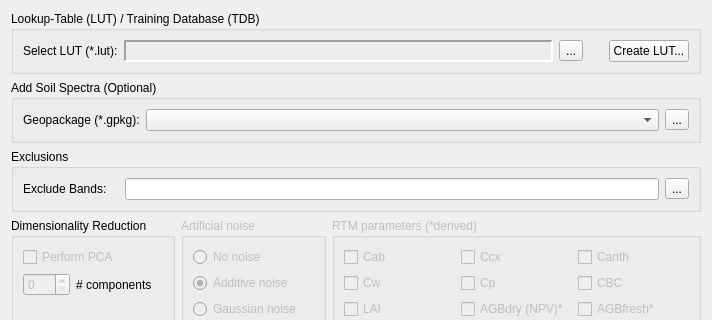
Before: the Qt Designer form enmapbox/apps/lmuvegetationapps/Resources/UserInterfaces/Processor_Train.ui in EnMAP-Box/enmap-box, drawn with Qt 5; both pictures show x 0 to 712 and y 0 to 320 of the 712 by 890 pixel window.
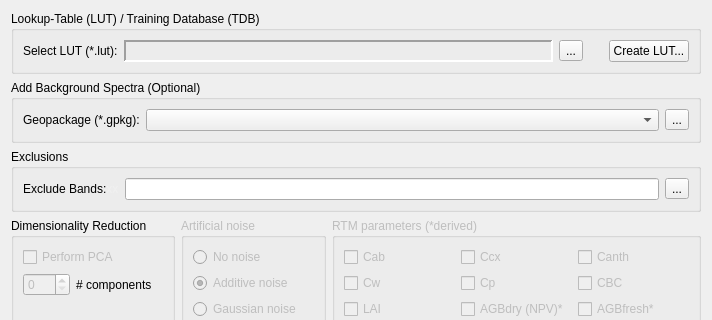
After: the same form once the commit is applied. Custom widgets are drawn as their Qt base class.

Commit message: Soil to Background (Spectra)

```diff
--- a/enmapbox/apps/lmuvegetationapps/Resources/UserInterfaces/Processor_Train.ui
+++ b/enmapbox/apps/lmuvegetationapps/Resources/UserInterfaces/Processor_Train.ui
@@ -1935,7 +1935,7 @@
    <item row="1" column="0" colspan="3">
     <widget class="QGroupBox" name="groupBox_3">
      <property name="title">
-      <string>Add Soil Spectra (Optional)</string>
+      <string>Add Background Spectra (Optional)</string>
      </property>
      <layout class="QGridLayout" name="gridLayout_15">
       <item row="0" column="0">
```
Left out of the diff: 4 changed lines with no effect on the pictures.
